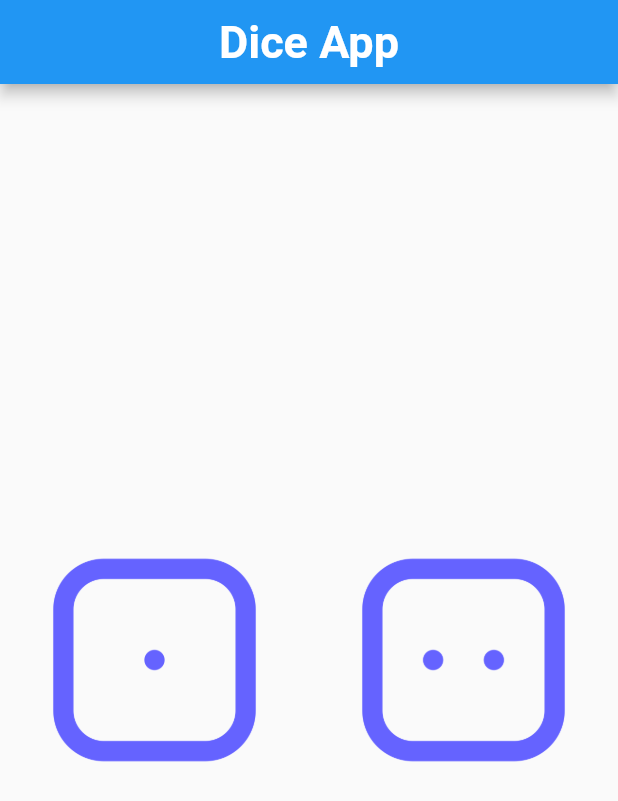
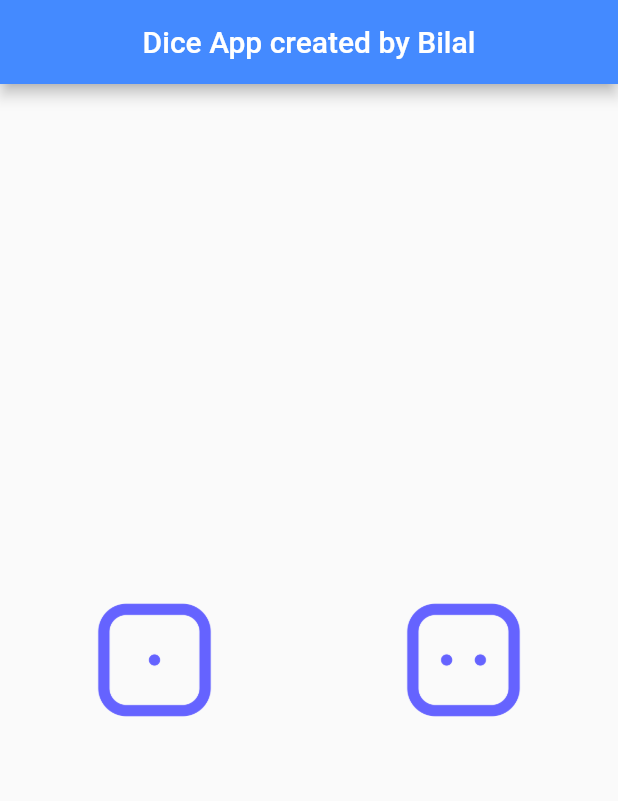
Before and after one commit to bilal5717/changing_dice_app, a Flutter app: the screen it shows after launch, on a phone screen of 412 x 824 dp. Shown: the top 801 px of the screen. Run offline on Flutter 3.47's test engine with Material 2 defaults, Android fonts, the phone set to English and light mode, and no system bars.

Commit message:
Update main.dart

```diff
--- a/lib/main.dart
+++ b/lib/main.dart
@@ -1,58 +1,70 @@
+// ignore_for_file: library_private_types_in_public_api, non_constant_identifier_names
+
 import 'package:flutter/material.dart';
+import 'dart:math';
 
 void main() {
-  runApp(const MyApp());
+  return runApp(
+    MaterialApp(
+      home: Scaffold(
+        appBar: AppBar(
+          title: const Center(
+              child: Text('Dice App created by Bilal')
+          ),
+          backgroundColor: Colors.blueAccent,
+        ),
+        body: const DiceChange(),
+      ),
+    ),
+  );
 }
 
-class MyApp extends StatelessWidget {
-  const MyApp({super.key});
+class DiceChange extends StatefulWidget {
+  const DiceChange({super.key});
+
+  @override
+  _DiceChangeState createState() => _DiceChangeState();
+}
+
+class _DiceChangeState extends State<DiceChange> {
+  int num1 = 1;
+  int num2 = 2;
+  void ChangeState() {
+    setState(() {
+      //Random.nextInt(n) returns random integer from 0 to n-1
+      num1 = Random().nextInt(6) + 1;
+      num2 = Random().nextInt(6) + 1;
+    });
+  }
 
   @override
   Widget build(BuildContext context) {
-    return  MaterialApp(
-      home: Scaffold(
-          appBar: AppBar(
-            title: Center(
-              child: Text('Dice App' ,
-              style: TextStyle(
-                fontWeight: FontWeight.bold,
-                fontSize: 30.0
-              ),
+    return Center(
+      child: Row(
+        children: [
+          Expanded(
+            child: Padding(
+              padding: const EdgeInsets.all(50.0),
+              child: TextButton(
+                child: Image.asset('images/dice$num1.png'),
+                onPressed: () {
+                  ChangeState();
+                },
               ),
             ),
           ),
-        body: SafeArea(
-          child: Center(
-            child: Row(
-                children: <Widget>[
-                  Expanded(
-
-                    child: TextButton(
-                      child: Container(
-
-                        padding: const EdgeInsets.all(14),
-                        child: Image.asset('images/dice1.png'),
-                      ),
-                      onPressed: () {
-                        print("button pressed");
-                      },
-                    ),
-                  ),
-                  Expanded(
-
-                    child: TextButton(
-                      child: Container(
-
-                        padding: const EdgeInsets.all(14),
-                        child: Image.asset('images/dice2.png'),
-                      ),
-                      onPressed: () {},
-                    ),
-                  ),//Expanded
-                ],
+          Expanded(
+            child: Padding(
+              padding: const EdgeInsets.all(50.0),
+              child: TextButton(
+                child: Image.asset('images/dice$num2.png'),
+                onPressed: () {
+                  ChangeState();
+                },
+              ),
             ),
           ),
-        ),
+        ],
       ),
     );
   }
```
